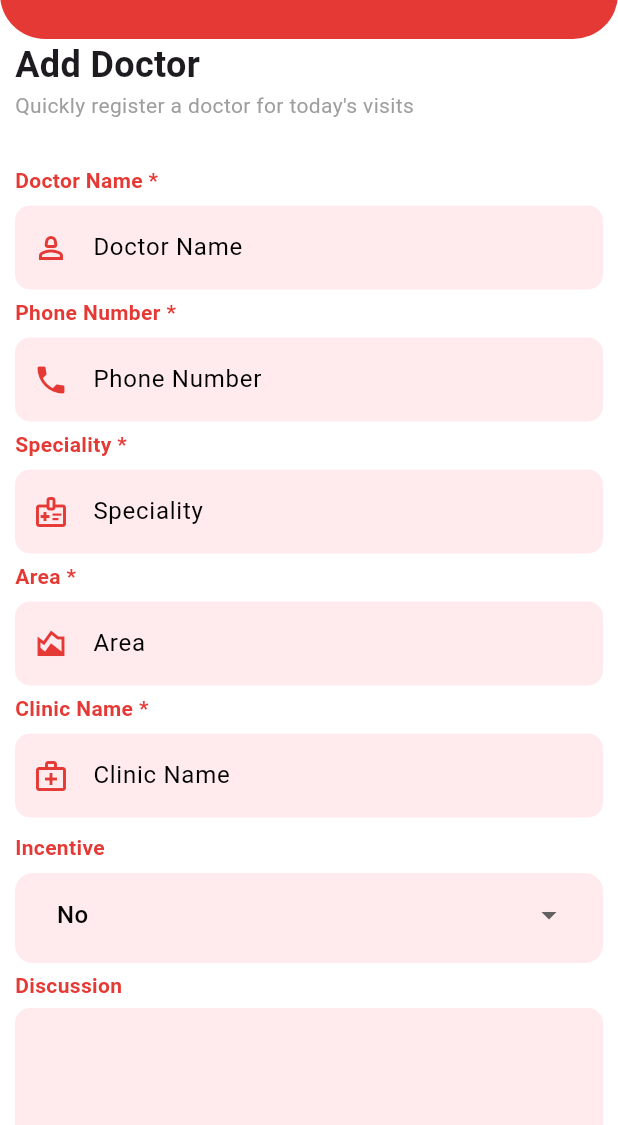
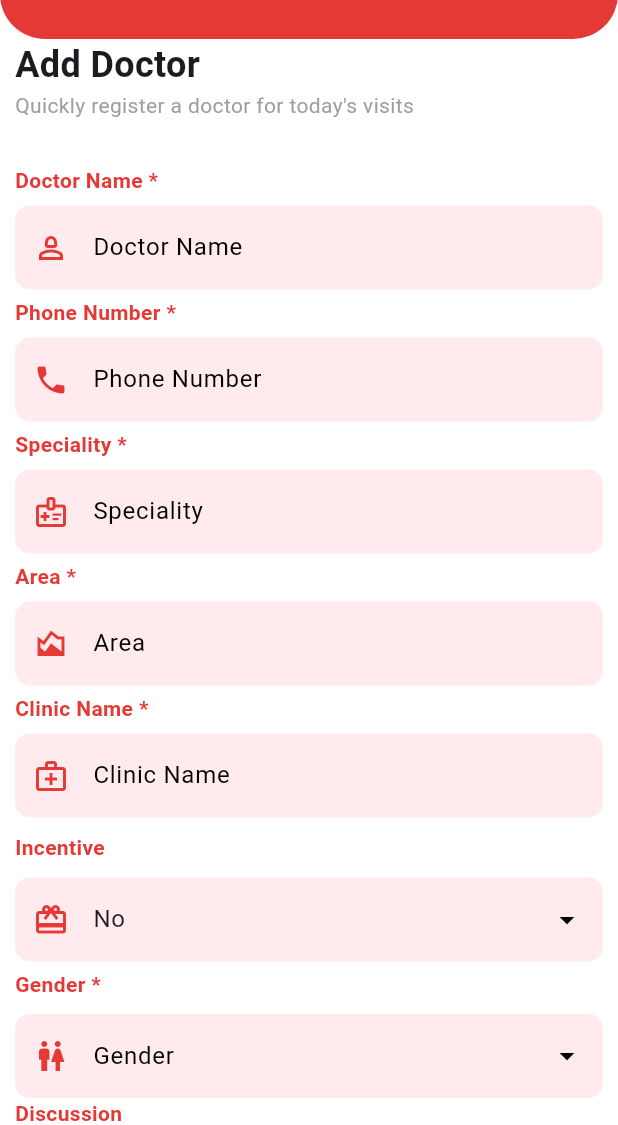
Before and after one commit to MuhammedHarshalV/doctor_visit, a Flutter app: the AddDoctorScreen screen opened by its route, on a phone screen of 412 x 824 dp, the part 111-1236 px from its top. Run offline on Flutter 3.47's test engine with Material 3 defaults, Android fonts, the phone set to English and light mode, and no system bars; our stand-ins replace connectivity_plus, dio, flutter_riverpod, geolocator, go_router, image_picker and 4 more; missing offline and left inert: encrypt; accounts and stored records are empty; network calls fail; statements that could not run were skipped.

Commit message:
final saturday

```diff
--- a/lib/apis/add_doctor/add_doctor_save_api.dart
+++ b/lib/apis/add_doctor/add_doctor_save_api.dart
@@ -17,6 +17,7 @@ class AddDoctorSaveApi {
     required bool? isIncentive,
     required int? areaId,
     required int? proId,
+    required String? proGender
   }) async {
     try {
       final Map<String, dynamic> body = {};
@@ -54,6 +55,8 @@ class AddDoctorSaveApi {
       }
       if (proId != null) {
         body["TempDr_ProId"] = proId;
+      }if (proGender != null) {
+        body["TempDr_Gender"] = proGender;
       }
 
       final response = await PostApiServices.callApi(
--- a/lib/apis/add_doctor/area_fetch_api.dart
+++ b/lib/apis/add_doctor/area_fetch_api.dart
@@ -3,7 +3,7 @@ import 'dart:developer';
 import 'package:doctor_visit/core/constants/api_constants.dart';
 
 import 'package:doctor_visit/core/services/api_services/api_services.dart';
-import 'package:doctor_visit/model/add_doctor_screen/areaOrSpeciality_fetch_response_model.dart';
+import 'package:doctor_visit/model/add_doctor_screen/area_or_speciality_fetch_response_model.dart';
 
 class AreaFetchApi {
   static Future<dynamic> areaFetchApi() async {
--- a/lib/apis/add_doctor/specialty_fetch_api.dart
+++ b/lib/apis/add_doctor/specialty_fetch_api.dart
@@ -3,7 +3,7 @@ import 'dart:developer';
 import 'package:doctor_visit/core/constants/api_constants.dart';
 
 import 'package:doctor_visit/core/services/api_services/api_services.dart';
-import 'package:doctor_visit/model/add_doctor_screen/areaOrSpeciality_fetch_response_model.dart';
+import 'package:doctor_visit/model/add_doctor_screen/area_or_speciality_fetch_response_model.dart';
 
 class SpecialtyFetchApi {
   static Future<dynamic> specialtyFetchApi() async {
--- a/lib/apis/work_completion_api/pro_isGoing.dart
+++ b/lib/apis/work_completion_api/pro_isGoing.dart
@@ -1,14 +1,14 @@
 import 'package:doctor_visit/core/constants/api_constants.dart';
 import 'package:doctor_visit/core/services/api_services/api_services.dart';
 import 'dart:developer';
-import 'package:doctor_visit/model/work_completion_and_start_duty/isGoing_response_model.dart';
+import 'package:doctor_visit/model/work_completion_and_start_duty/is_going_response_model.dart';
 
 class GetIsGoingApi {
   static Future<dynamic> getIsGoingApi({required String doctorID}) async {
     try {
       final response = await GetApiServices.callApi(
         queryParams: {"DrId": doctorID},
-        url: "${ApiConstants.baseUrl}${ApiConstants.isGoing}",
+        url: "${ApiConstants.baseUrl}${ApiConstants.proIsGoing}",
       );
 
       if (response == null) {
--- a/lib/controller/add_doctor_controller/add_doctor_controller.dart
+++ b/lib/controller/add_doctor_controller/add_doctor_controller.dart
@@ -6,7 +6,7 @@ import 'package:doctor_visit/apis/add_doctor/clinic_fetch_api.dart';
 import 'package:doctor_visit/apis/add_doctor/specialty_fetch_api.dart';
 import 'package:doctor_visit/controller/add_doctor_controller/add_doctor_state.dart';
 import 'package:doctor_visit/core/constants/app_constants.dart';
-import 'package:doctor_visit/model/add_doctor_screen/areaOrSpeciality_fetch_response_model.dart';
+import 'package:doctor_visit/model/add_doctor_screen/area_or_speciality_fetch_response_model.dart';
 import 'package:doctor_visit/model/add_doctor_screen/clinic_fetch_response_model.dart';
 import 'package:doctor_visit/view/screens/home_screen/widget/alert_dialog.dart';
 import 'package:flutter/material.dart';
@@ -23,6 +23,7 @@ class AddDoctorsController extends StateNotifier<AddDoctorsState> {
           doctorClinicController: TextEditingController(),
           doctorDiscussionController: TextEditingController(),
           areaIdController: TextEditingController(),
+          genderController: TextEditingController(),
         ),
       ) {
     iniatialCall();
@@ -164,6 +165,7 @@ class AddDoctorsController extends StateNotifier<AddDoctorsState> {
     required bool isIncentive,
     required int areaId,
     required String areaName,
+    required String proGender,
   }) async {
     state = state.copyWith(isSubmitted: true);
     try {
@@ -179,6 +181,7 @@ class AddDoctorsController extends StateNotifier<AddDoctorsState> {
         isIncentive: isIncentive,
         areaId: areaId,
         areaName: areaName,
+        proGender: proGender,
       );
       log(response.toString());
       if (response != null && response.isNotEmpty) {
--- a/lib/controller/doctor_visit_controller/doctor_visit_controller.dart
+++ b/lib/controller/doctor_visit_controller/doctor_visit_controller.dart
@@ -5,7 +5,7 @@ import 'package:doctor_visit/apis/work_completion_api/pro_isGoing.dart';
 import 'package:doctor_visit/apis/work_completion_api/work_start_going_api.dart';
 import 'package:doctor_visit/controller/doctor_visit_controller/doctor_visit_state.dart';
 import 'package:doctor_visit/core/constants/app_constants.dart';
-import 'package:doctor_visit/model/work_completion_and_start_duty/isGoing_response_model.dart';
+import 'package:doctor_visit/model/work_completion_and_start_duty/is_going_response_model.dart';
 import 'package:doctor_visit/model/work_completion_and_start_duty/work_completion_and_start_duty_response_model.dart';
 import 'package:flutter/material.dart';
 import 'package:flutter_riverpod/flutter_riverpod.dart';
--- a/lib/controller/login_controller/login_controller.dart
+++ b/lib/controller/login_controller/login_controller.dart
@@ -62,6 +62,7 @@ class LoginController extends StateNotifier<LoginState> {
           await LoginApiService.loginApiService(pin: pin, context: context);
       if (response == null) {
         showDialog(
+          // ignore: use_build_context_synchronously
           context: context,
           builder: (context) => AlertDialog(
             backgroundColor: AppColors.appWhite,
--- a/lib/core/constants/api_constants.dart
+++ b/lib/core/constants/api_constants.dart
@@ -4,7 +4,7 @@ class ApiConstants {
   static String getDoctorsVisit = 'ProVisitList';
   static String proDetails = 'Details';
   static String workStartCompletevisit = 'SaveUpdate';
-  static String isGoing = 'IsGoing';
+  static String proIsGoing = 'IsGoing';
   static String progressPercentage = 'Dash';
   static String expenseHistory = 'ExpenseGet';
   static String expenseSaveorEdit = 'ExpenseSave';
--- a/lib/view/screens/add_doctor_screen/add_doctor.dart
+++ b/lib/view/screens/add_doctor_screen/add_doctor.dart
@@ -389,62 +389,38 @@ class AddDoctorScreen extends ConsumerWidget {
                       },
                     ),
                     SizedBox(height: 10),
-                    TopText(heading: 'Incentive'),
-                    SizedBox(height: 7),
-                    Container(
-                      height: 60,
-                      padding: const EdgeInsets.symmetric(horizontal: 12),
-                      decoration: BoxDecoration(
-                        color: const Color(0xFFFFEBEE),
-                        borderRadius: BorderRadius.circular(12),
+
+                    _sectionTitle("Incentive"),
+                    SizedBox(height: 5),
+                    TypeTextFormField(
+                      isIncentive: true,
+                      hintText: addDoctorScreenWatch.isIncentive,
+                      textController: TextEditingController(
+                        text: addDoctorScreenWatch.isIncentive,
                       ),
-                      child: DropdownButtonHideUnderline(
-                        child: DropdownButtonFormField<String>(
-                          value: addDoctorScreenWatch.isIncentive,
-                          decoration: InputDecoration(
-                            filled: true,
-                            fillColor: const Color(0xFFFFEBEE),
-                            border: OutlineInputBorder(
-                              borderRadius: BorderRadius.circular(12),
-                              borderSide: BorderSide.none,
-                            ),
-                          ),
-                          dropdownColor: Colors.white, // dropdown background
-
-                          borderRadius: BorderRadius.circular(
-                            15,
-                          ), // popup border radius
-                          // Always display this text
-                          selectedItemBuilder: (context) {
-                            return ['Yes', 'No'].map((e) {
-                              return Align(
-                                alignment: Alignment.centerLeft,
-                                child: Text(
-                                  addDoctorScreenWatch.isIncentive,
-                                  style: TextStyle(
-                                    color: AppColors.appBlack,
-                                    fontSize: 16,
-                                  ),
-                                ),
-                              );
-                            }).toList();
-                          },
-
-                          items: const [
-                            DropdownMenuItem(value: 'Yes', child: Text('Yes')),
-                            DropdownMenuItem(value: 'No', child: Text('No')),
-                          ],
-
-                          onChanged: (value) {
-                            addDoctorScreenRead.updateStateClass(
-                              isIncentive: value,
-                            );
-                          },
-                        ),
+                      isSuffix: true,
+                      isReadOnly: true,
+                      onChanged: (p0) {
+                        addDoctorScreenRead.updateStateClass(isIncentive: p0);
+                      },
+                      preIcon: Icon(
+                        Icons.card_giftcard,
+                        color: AppColors.appPrimaryRed,
                       ),
                     ),
                     SizedBox(height: 5),
-
+                    _sectionTitle("Gender *"),
+                    SizedBox(height: 5),
+                    TypeTextFormField(
+                      hintText: 'Gender',
+                      textController: addDoctorScreenWatch.genderController,
+                      isSuffix: true,
+                      isReadOnly: true,
+                      onChanged: (p0) {
+                        addDoctorScreenWatch.genderController.text = p0;
+                      },
+                      preIcon: Icon(Icons.wc, color: AppColors.appPrimaryRed),
+                    ),
                     _sectionTitle("Discussion"),
                     TextFormField(
                       controller:
@@ -494,6 +470,9 @@ class AddDoctorScreen extends ConsumerWidget {
                                   areaId: addDoctorScreenWatch.areaId,
                                   areaName: addDoctorScreenWatch
                                       .areaIdController
+                                      .text,
+                                  proGender: addDoctorScreenWatch
+                                      .genderController
                                       .text,
                                 );
 
--- a/lib/view/screens/progress_screen/screen/progress_screen.dart
+++ b/lib/view/screens/progress_screen/screen/progress_screen.dart
@@ -4,7 +4,7 @@ import 'package:doctor_visit/view/screens/progress_screen/widgets/main_progress_
 import 'package:doctor_visit/view/screens/progress_screen/widgets/row_stat_card.dart';
 import 'package:doctor_visit/view/widgets/common_appbar.dart';
 
-import 'package:doctor_visit/view/screens/progress_screen/widgets/expense_History_card.dart';
+import 'package:doctor_visit/view/screens/progress_screen/widgets/expense_history_card.dart';
 import 'package:doctor_visit/view/screens/progress_screen/widgets/expense_add_card.dart';
 import 'package:doctor_visit/view/screens/progress_screen/widgets/today_expense_card.dart';
 import 'package:flutter/material.dart';
--- a/lib/view/screens/progress_screen/widgets/expense_add_card.dart
+++ b/lib/view/screens/progress_screen/widgets/expense_add_card.dart
@@ -128,6 +128,7 @@ class ExpenseFormCard extends ConsumerWidget {
               child: ImageContainer(
                 state: progressState,
                 controller: progressController,
+                imagePurpose: 'Bill',
               ),
             ),
 
--- a/lib/view/screens/visit_completion_screen/visit_completion_screen.dart
+++ b/lib/view/screens/visit_completion_screen/visit_completion_screen.dart
@@ -281,6 +281,7 @@ class VisitCompletionScreen extends ConsumerWidget {
                         child: ImageContainer(
                           state: doctorVisitState,
                           controller: doctorVisitController,
+                          imagePurpose: 'Selfie',
                         ),
                       ),
 
--- a/lib/view/widgets/common_image_container.dart
+++ b/lib/view/widgets/common_image_container.dart
@@ -8,10 +8,12 @@ class ImageContainer extends StatelessWidget {
     super.key,
     required this.state,
     required this.controller,
+    required this.imagePurpose,
   });
 
   final dynamic state;
   final dynamic controller;
+  final String imagePurpose;
 
   @override
   Widget build(BuildContext context) {
@@ -35,10 +37,10 @@ class ImageContainer extends StatelessWidget {
                 ? null
                 : Column(
                     mainAxisAlignment: MainAxisAlignment.center,
-                    children: const [
+                    children: [
                       Icon(Icons.camera_alt_outlined, size: 30),
                       SizedBox(height: 5),
-                      Text("Tap to capture Selfie"),
+                      Text("Tap to capture $imagePurpose"),
                     ],
                   ),
           ),
--- a/lib/view/widgets/text_field_container.dart
+++ b/lib/view/widgets/text_field_container.dart
@@ -10,7 +10,7 @@ class TypeTextFormField extends StatelessWidget {
   final bool isSuffix;
   final bool isNumber;
   final Icon preIcon;
-
+  final bool isIncentive;
   final ValidationType validationType;
   final bool isReadOnly;
   final Function(String)? onChanged;
@@ -21,7 +21,7 @@ class TypeTextFormField extends StatelessWidget {
     required this.textController,
     this.isSuffix = false,
     this.isNumber = false,
-
+    this.isIncentive = false,
     this.validationType = ValidationType.none,
     required this.preIcon,
 
@@ -108,7 +108,18 @@ class TypeTextFormField extends StatelessWidget {
         },
         decoration: InputDecoration(
           prefixIcon: preIcon,
-
+          suffixIcon: isSuffix
+              ? InkWell(
+                  splashColor: Colors.transparent,
+                  highlightColor: Colors.transparent,
+                  hoverColor: Colors.transparent,
+                  focusColor: Colors.transparent,
+                  onTapDown: (details) {
+                    dropDown(context, details.globalPosition, isIncentive);
+                  },
+                  child: Icon(Icons.arrow_drop_down, color: AppColors.appBlack),
+                )
+              : null,
           border: InputBorder.none,
           hintText: hintText,
           hintStyle: TextStyle(color: AppColors.appBlack),
@@ -142,4 +153,42 @@ class TypeTextFormField extends StatelessWidget {
       ),
     );
   }
+
+  void dropDown(
+    BuildContext context,
+    Offset tapPosition,
+    bool isIncentive,
+  ) async {
+    final screenSize = MediaQuery.of(context).size;
+
+    final selected = await showMenu<String>(
+      context: context,
+      color: AppColors.appWhite,
+      position: RelativeRect.fromLTRB(
+        tapPosition.dx,
+        tapPosition.dy,
+        screenSize.width,
+        screenSize.height - tapPosition.dy,
+      ),
+      items: isIncentive == true
+          ? [
+              PopupMenuItem(value: 'Yes', child: Text('Yes')),
+              PopupMenuItem(value: 'No', child: Text('No')),
+            ]
+          : [
+              PopupMenuItem(value: 'Male', child: Text('Male')),
+              PopupMenuItem(value: 'Female', child: Text('Female')),
+              PopupMenuItem(value: 'Others', child: Text('Others')),
+            ],
+    );
+
+    if (selected != null) {
+      textController.text = selected;
+
+      // send value outside
+      if (onChanged != null) {
+        onChanged!(selected);
+      }
+    }
+  }
 }
```
Also changed, not shown: lib/controller/add_doctor_controller/add_doctor_state.dart (+8 -1 lines), lib/model/add_doctor_screen/area_or_speciality_fetch_response_model.dart (renamed from lib/model/add_doctor_screen/areaOrSpeciality_fetch_response_model.dart), lib/model/work_completion_and_start_duty/is_going_response_model.dart (renamed from lib/model/work_completion_and_start_duty/isGoing_response_model.dart).
